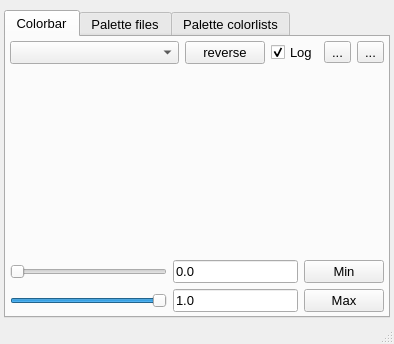
Qt form UIs/nColorBarWin.ui (NeutrinoToolkit/Neutrino) before a commit.
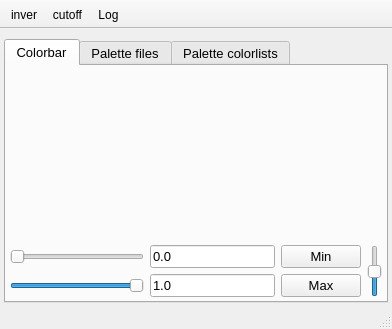
The same form after that commit. Icons and pictures are not drawn. Custom widgets are drawn as their Qt base class.

Diff of the .ui file:
```diff
--- a/UIs/nColorBarWin.ui
+++ b/UIs/nColorBarWin.ui
@@ -6,13 +6,19 @@
    <rect>
     <x>0</x>
     <y>0</y>
-    <width>394</width>
-    <height>344</height>
+    <width>392</width>
+    <height>329</height>
    </rect>
   </property>
   <property name="windowTitle">
    <string>ColorBar</string>
   </property>
+  <property name="iconSize">
+   <size>
+    <width>20</width>
+    <height>20</height>
+   </size>
+  </property>
   <property name="unifiedTitleAndToolBarOnMac">
    <bool>true</bool>
   </property>
@@ -60,88 +66,6 @@
         <property name="bottomMargin">
          <number>4</number>
         </property>
-        <item row="0" column="0">
-         <widget class="QWidget" name="widget_3" native="true">
-          <layout class="QGridLayout" name="gridLayout_8" columnstretch="1,0,0,0,0">
-           <property name="leftMargin">
-            <number>0</number>
-           </property>
-           <property name="topMargin">
-            <number>0</number>
-           </property>
-           <property name="rightMargin">
-            <number>0</number>
-           </property>
-           <property name="bottomMargin">
-            <number>0</number>
-           </property>
-           <item row="0" column="0">
-            <widget class="QComboBox" name="comboBox">
-             <property name="enabled">
-              <bool>true</bool>
-             </property>
-             <property name="font">
-              <font>
-               <pointsize>10</pointsize>
-              </font>
-             </property>
-            </widget>
-           </item>
-           <item row="0" column="1">
-            <widget class="QPushButton" name="invert">
-             <property name="font">
-              <font>
-               <pointsize>10</pointsize>
-              </font>
-             </property>
-             <property name="text">
-              <string>reverse</string>
-             </property>
-            </widget>
-           </item>
-           <item row="0" column="3">
-            <widget class="QToolButton" name="savePDF">
-             <property name="text">
-              <string>...</string>
-             </property>
-             <property name="icon">
-              <iconset>
-               <normaloff>:icons//savePDF.png</normaloff>:icons//savePDF.png</iconset>
-             </property>
-            </widget>
-           </item>
-           <item row="0" column="2">
-            <widget class="QCheckBox" name="checkBox">
-             <property name="font">
-              <font>
-               <pointsize>10</pointsize>
-              </font>
-             </property>
-             <property name="autoFillBackground">
-              <bool>false</bool>
-             </property>
-             <property name="text">
-              <string>Log</string>
-             </property>
-             <property name="checked">
-              <bool>true</bool>
-             </property>
-            </widget>
-           </item>
-           <item row="0" column="4">
-            <widget class="QToolButton" name="cutoff">
-             <property name="text">
-              <string>...</string>
-             </property>
-             <property name="icon">
-              <iconset resource="../resources/neutrino.qrc">
-               <normaloff>:/icons/saveClipboard.png</normaloff>:/icons/saveClipboard.png</iconset>
-             </property>
-            </widget>
-           </item>
-          </layout>
-         </widget>
-        </item>
         <item row="1" column="0">
          <widget class="nHistogram" name="histogram" native="true">
           <property name="minimumSize">
@@ -168,7 +92,7 @@
         </item>
         <item row="2" column="0">
          <widget class="QWidget" name="widget" native="true">
-          <layout class="QGridLayout" name="gridLayout_4" columnstretch="1,0,0">
+          <layout class="QGridLayout" name="gridLayout_4" columnstretch="1,0,0,0">
            <property name="leftMargin">
             <number>0</number>
            </property>
@@ -181,8 +105,32 @@
            <property name="bottomMargin">
             <number>0</number>
            </property>
-           <item row="0" column="0">
-            <widget class="QSlider" name="sliderMin">
+           <item row="1" column="2">
+            <widget class="QPushButton" name="setToMax">
+             <property name="font">
+              <font>
+               <pointsize>10</pointsize>
+              </font>
+             </property>
+             <property name="text">
+              <string>Max</string>
+             </property>
+            </widget>
+           </item>
+           <item row="1" column="1">
+            <widget class="QLineEdit" name="lineMax">
+             <property name="font">
+              <font>
+               <pointsize>10</pointsize>
+              </font>
+             </property>
+             <property name="text">
+              <string>1.0</string>
+             </property>
+            </widget>
+           </item>
+           <item row="1" column="0">
+            <widget class="QSlider" name="sliderMax">
              <property name="font">
               <font>
                <pointsize>10</pointsize>
@@ -191,6 +139,12 @@
              <property name="maximum">
               <number>10000</number>
              </property>
+             <property name="pageStep">
+              <number>1000</number>
+             </property>
+             <property name="value">
+              <number>10000</number>
+             </property>
              <property name="orientation">
               <enum>Qt::Horizontal</enum>
              </property>
@@ -220,8 +174,8 @@
              </property>
             </widget>
            </item>
-           <item row="1" column="0">
-            <widget class="QSlider" name="sliderMax">
+           <item row="0" column="0">
+            <widget class="QSlider" name="sliderMin">
              <property name="font">
               <font>
                <pointsize>10</pointsize>
@@ -229,49 +183,53 @@
              </property>
              <property name="maximum">
               <number>10000</number>
+             </property>
+             <property name="orientation">
+              <enum>Qt::Horizontal</enum>
+             </property>
+            </widget>
+           </item>
+           <item row="0" column="3" rowspan="2">
+            <widget class="QSlider" name="gamma">
+             <property name="toolTip">
+              <string>Image gamma</string>
+             </property>
+             <property name="minimum">
+              <number>-4</number>
+             </property>
+             <property name="maximum">
+              <number>6</number>
              </property>
              <property name="pageStep">
-              <number>1000</number>
+              <number>2</number>
              </property>
              <property name="value">
-              <number>10000</number>
+              <number>1</number>
              </property>
              <property name="orientation">
-              <enum>Qt::Horizontal</enum>
+              <enum>Qt::Vertical</enum>
              </property>
             </widget>
            </item>
-           <item row="1" column="1">
-            <widget class="QLineEdit" name="lineMax">
-             <property name="font">
-              <font>
-               <pointsize>10</pointsize>
-              </font>
-             </property>
-             <property name="text">
-              <string>1.0</string>
-             </property>
-            </widget>
-           </item>
-           <item row="1" column="2">
-            <widget class="QPushButton" name="setToMax">
-             <property name="font">
-              <font>
-               <pointsize>10</pointsize>
-              </font>
-             </property>
-             <property name="text">
-              <string>Max</string>
-             </property>
-            </widget>
-           </item>
           </layout>
-          <zorder>sliderMin</zorder>
-          <zorder>sliderMax</zorder>
-          <zorder>lineMin</zorder>
-          <zorder>lineMax</zorder>
-          <zorder>setToMin</zorder>
-          <zorder>setToMax</zorder>
+         </widget>
+        </item>
+        <item row="0" column="0">
+         <widget class="QWidget" name="widget_3" native="true">
+          <layout class="QGridLayout" name="gridLayout_8" columnstretch="0">
+           <property name="leftMargin">
+            <number>0</number>
+           </property>
+           <property name="topMargin">
+            <number>0</number>
+           </property>
+           <property name="rightMargin">
+            <number>0</number>
+           </property>
+           <property name="bottomMargin">
+            <number>0</number>
+           </property>
+          </layout>
          </widget>
         </item>
        </layout>
@@ -522,6 +480,72 @@
     </font>
    </property>
   </widget>
+  <widget class="QToolBar" name="toolBar">
+   <property name="windowTitle">
+    <string>toolBar</string>
+   </property>
+   <property name="movable">
+    <bool>false</bool>
+   </property>
+   <property name="floatable">
+    <bool>false</bool>
+   </property>
+   <attribute name="toolBarArea">
+    <enum>TopToolBarArea</enum>
+   </attribute>
+   <attribute name="toolBarBreak">
+    <bool>false</bool>
+   </attribute>
+   <addaction name="actionInvert"/>
+   <addaction name="actionCutoff"/>
+   <addaction name="actionLog"/>
+  </widget>
+  <action name="actionInvert">
+   <property name="checkable">
+    <bool>true</bool>
+   </property>
+   <property name="icon">
+    <iconset resource="../resources/neutrino.qrc">
+     <normaloff>:/icons/invert_colorbar.png</normaloff>:/icons/invert_colorbar.png</iconset>
+   </property>
+   <property name="text">
+    <string>inver</string>
+   </property>
+   <property name="toolTip">
+    <string>Invert colorbar</string>
+   </property>
+  </action>
+  <action name="actionCutoff">
+   <property name="icon">
+    <iconset resource="../resources/neutrino.qrc">
+     <normaloff>:/icons/expand.png</normaloff>:/icons/expand.png</iconset>
+   </property>
+   <property name="text">
+    <string>cutoff</string>
+   </property>
+   <property name="toolTip">
+    <string>New image with colorscale </string>
+   </property>
+  </action>
+  <action name="actionLog">
+   <property name="checkable">
+    <bool>true</bool>
+   </property>
+   <property name="icon">
+    <iconset resource="../resources/neutrino.qrc">
+     <normaloff>:/icons/histoNorm.png</normaloff>
+     <normalon>:/icons/histolog.png</normalon>:/icons/histoNorm.png</iconset>
+   </property>
+   <property name="text">
+    <string>Log</string>
+   </property>
+   <property name="toolTip">
+    <string>Log histogram</string>
+   </property>
+   <property name="neutrinoSave" stdset="0">
+    <bool>true</bool>
+   </property>
+  </action>
  </widget>
  <customwidgets>
   <customwidget>
```
Left out of the diff: 11 changed lines with no effect on the pictures.
